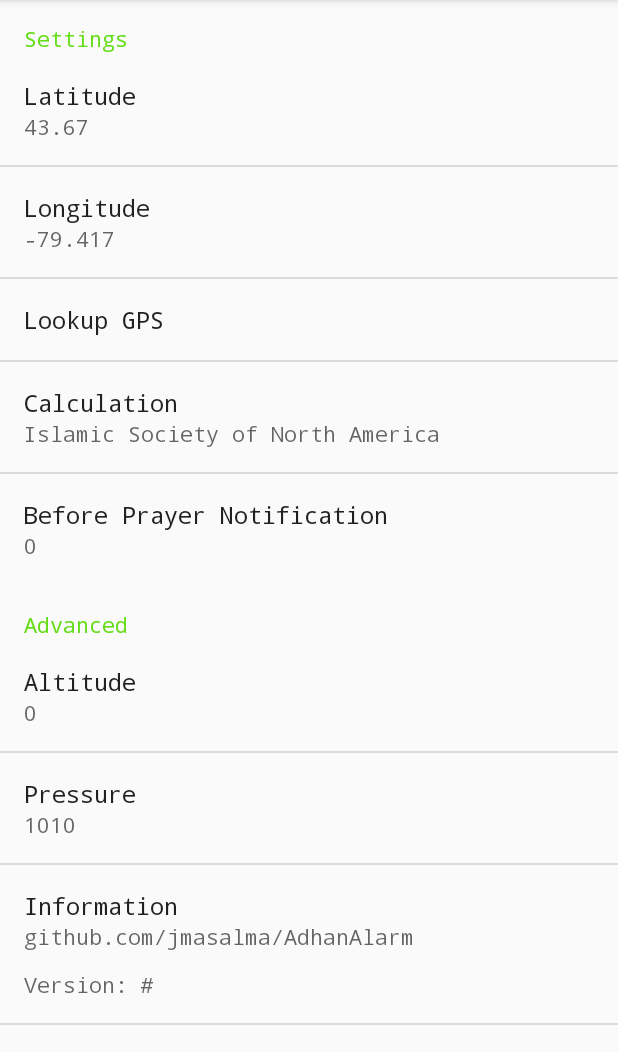
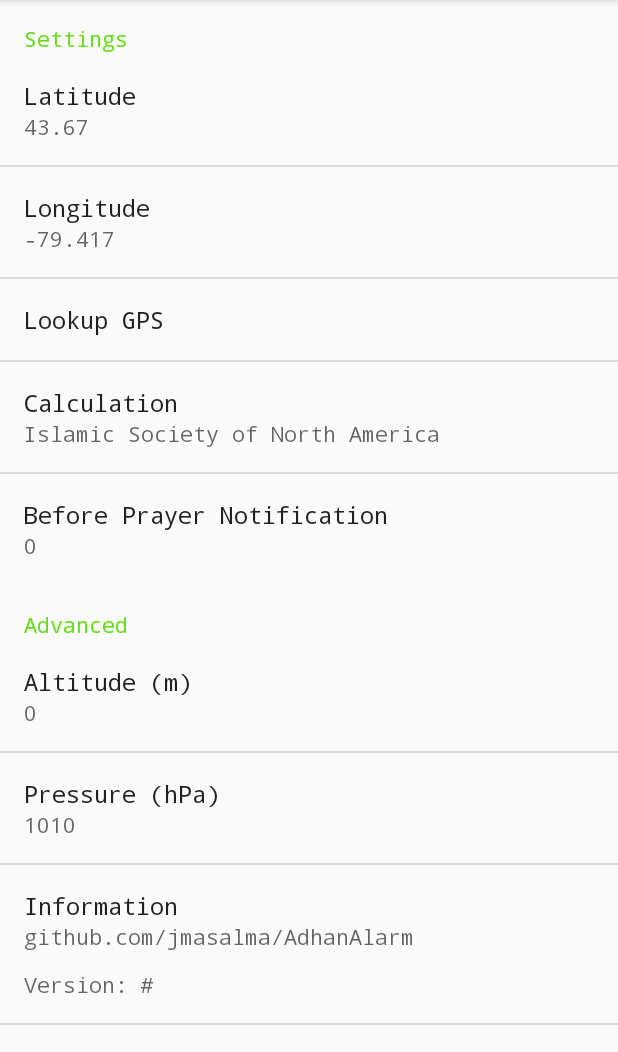
Before and after one commit to jmasalma/AdhanAlarm3, an Android app built with Jetpack Compose: the fragment SettingsFragment shown on its own in the app's theme, on a phone screen of 412 x 824 dp, the part 84-1136 px from its top. Run offline under Robolectric (Android 15) with nearby library versions, the phone set to English and light mode, and no system bars; 11 statements that could not run were skipped.

Commit message:
feat: Add units to altitude and pressure settings
This commit adds units to the altitude and pressure settings in the UI to improve clarity for the user.

- The `altitude` string is now "Altitude (m)".
- The `pressure` string is now "Pressure (hPa)".

These changes are made in the `strings.xml` file for localization purposes.

```diff
--- a/app/src/main/res/values/strings.xml
+++ b/app/src/main/res/values/strings.xml
@@ -60,8 +60,8 @@
     <string name="fixed_ishaa">Fixed Ishaa Interval (always 90)</string>
     <string name="time_format">Time Format</string>
     <string name="clock_24_hour">24 Hour Clock</string>
-    <string name="altitude">Altitude</string>
-    <string name="pressure">Pressure</string>
+    <string name="altitude">Altitude (m)</string>
+    <string name="pressure">Pressure (hPa)</string>
     <string name="temperature">Temperature</string>
     <string name="degrees_celsius">°C</string>
     <string name="rounding">Rounding</string>
```
